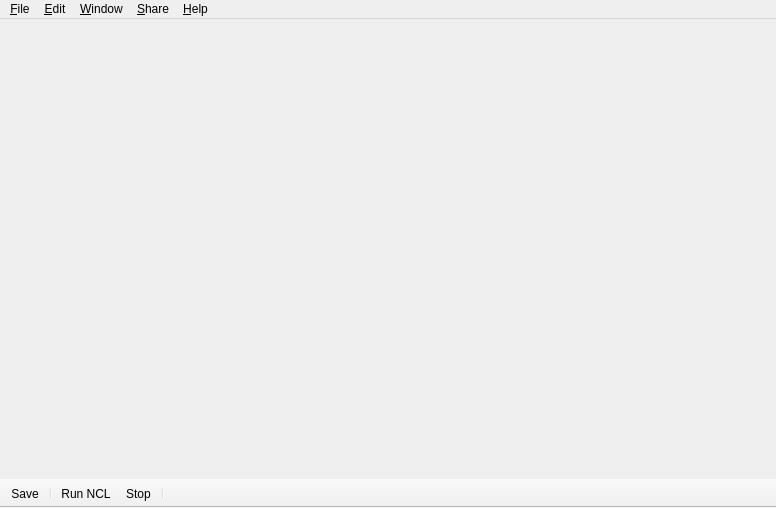
Before: the Qt Designer form src/gui/ui/ComposerMainWindow.ui in TeleMidia/nclcomposer, drawn with Qt 5.
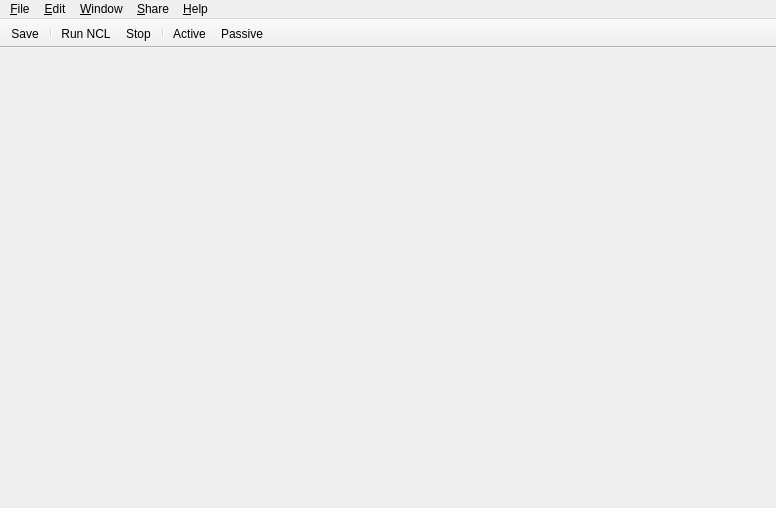
After: the same form once the commit is applied. Icons and pictures are not drawn.

Commit message:
maint: Initial support for multidevice running.
* src/gui/src/ComposerMainWindow.cpp: Likewise.
* src/gui/src/ComposerMainWindow.h: Likewise.
* src/gui/ui/ComposerMainWindow.ui: Likewise.

Patch:
```diff
--- a/src/gui/ui/ComposerMainWindow.ui
+++ b/src/gui/ui/ComposerMainWindow.ui
@@ -116,49 +116,6 @@
     </item>
    </layout>
   </widget>
-  <widget class="QToolBar" name="toolBar">
-   <property name="enabled">
-    <bool>true</bool>
-   </property>
-   <property name="acceptDrops">
-    <bool>false</bool>
-   </property>
-   <property name="windowTitle">
-    <string>toolBar</string>
-   </property>
-   <property name="layoutDirection">
-    <enum>Qt::LeftToRight</enum>
-   </property>
-   <property name="autoFillBackground">
-    <bool>false</bool>
-   </property>
-   <property name="inputMethodHints">
-    <set>Qt::ImhNone</set>
-   </property>
-   <property name="movable">
-    <bool>false</bool>
-   </property>
-   <property name="allowedAreas">
-    <set>Qt::AllToolBarAreas</set>
-   </property>
-   <property name="toolButtonStyle">
-    <enum>Qt::ToolButtonIconOnly</enum>
-   </property>
-   <property name="floatable">
-    <bool>false</bool>
-   </property>
-   <attribute name="toolBarArea">
-    <enum>BottomToolBarArea</enum>
-   </attribute>
-   <attribute name="toolBarBreak">
-    <bool>false</bool>
-   </attribute>
-   <addaction name="action_Save"/>
-   <addaction name="separator"/>
-   <addaction name="action_RunNCL"/>
-   <addaction name="action_StopNCL"/>
-   <addaction name="separator"/>
-  </widget>
   <widget class="QMenuBar" name="menubar">
    <property name="enabled">
     <bool>true</bool>
@@ -268,6 +225,51 @@
    <addaction name="menu_Share"/>
    <addaction name="menu_Help"/>
   </widget>
+  <widget class="QToolBar" name="toolBar">
+   <property name="enabled">
+    <bool>true</bool>
+   </property>
+   <property name="acceptDrops">
+    <bool>false</bool>
+   </property>
+   <property name="windowTitle">
+    <string>toolBar</string>
+   </property>
+   <property name="layoutDirection">
+    <enum>Qt::LeftToRight</enum>
+   </property>
+   <property name="autoFillBackground">
+    <bool>false</bool>
+   </property>
+   <property name="inputMethodHints">
+    <set>Qt::ImhNone</set>
+   </property>
+   <property name="movable">
+    <bool>false</bool>
+   </property>
+   <property name="allowedAreas">
+    <set>Qt::AllToolBarAreas</set>
+   </property>
+   <property name="toolButtonStyle">
+    <enum>Qt::ToolButtonIconOnly</enum>
+   </property>
+   <property name="floatable">
+    <bool>false</bool>
+   </property>
+   <attribute name="toolBarArea">
+    <enum>TopToolBarArea</enum>
+   </attribute>
+   <attribute name="toolBarBreak">
+    <bool>false</bool>
+   </attribute>
+   <addaction name="action_Save"/>
+   <addaction name="separator"/>
+   <addaction name="action_RunNCL"/>
+   <addaction name="action_StopNCL"/>
+   <addaction name="separator"/>
+   <addaction name="runActiveNCL"/>
+   <addaction name="runPassiveNCL"/>
+  </widget>
   <action name="action_NewProject">
    <property name="icon">
     <iconset resource="../images.qrc">
@@ -509,6 +511,16 @@
     <string>Publish current project to server.</string>
    </property>
   </action>
+  <action name="runPassiveNCL">
+   <property name="text">
+    <string>Passive</string>
+   </property>
+  </action>
+  <action name="runActiveNCL">
+   <property name="text">
+    <string>Active</string>
+   </property>
+  </action>
  </widget>
  <resources>
   <include location="../images.qrc"/>
```
Left out of the diff: 2 changed lines with no effect on the pictures. The commit also changes 2 other files.
